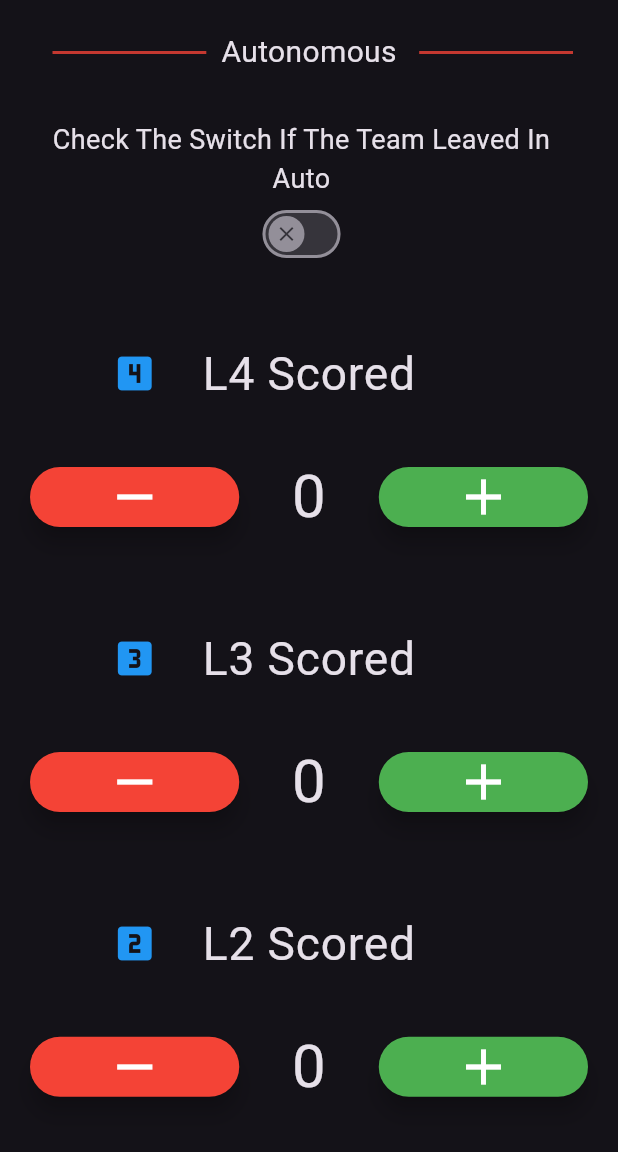
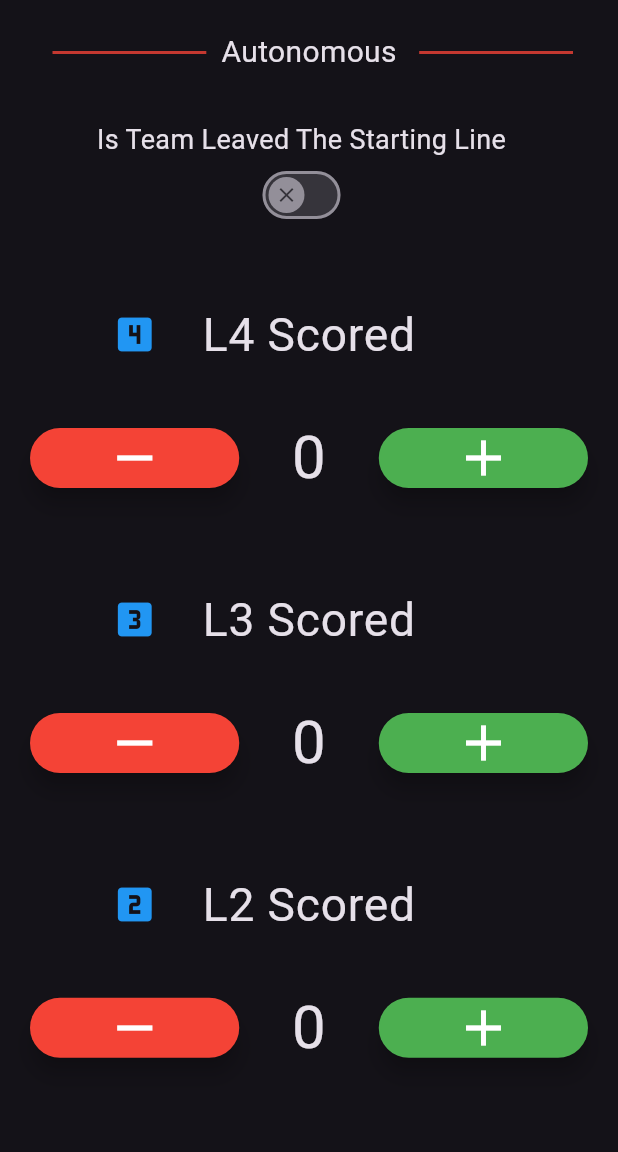
Before and after one commit to Tomer-3431/scouting_qr, a Flutter app: the AutonomousForm screen opened directly with empty values, on a phone screen of 412 x 824 dp, the part 84-1236 px from its top. Run offline on Flutter 3.47's test engine with Material 3 defaults, Android fonts, the light colour scheme and no system bars; our stand-ins replace qr_flutter; missing offline and left inert: orbit_standard_library.

Commit message:
shorten text

```diff
--- a/lib/form/autonomous_form.dart
+++ b/lib/form/autonomous_form.dart
@@ -85,7 +85,7 @@ class _AutonomousFormState extends State<AutonomousForm> {
                               crossAxisAlignment: CrossAxisAlignment.center,
                               children: [
                                 Text(
-                                  "Check The Switch If The Team Leaved In Auto",
+                                  "Is Team Leaved The Starting Line",
                                   textAlign: TextAlign.center,
                                   style: TextStyle(fontSize: 18),
                                 ),
--- a/lib/form/details_form.dart
+++ b/lib/form/details_form.dart
@@ -173,7 +173,7 @@ class _DetailsFormState extends State<DetailsForm> {
                           mainAxisAlignment: MainAxisAlignment.center,
                           children: [
                             Text(
-                              "Uncheck This Switch \nIf The Team Is Not Playing:",
+                              "Is Team Playing",
                               style: TextStyle(fontSize: 18),
                             ),
                             SizedBox(
```
